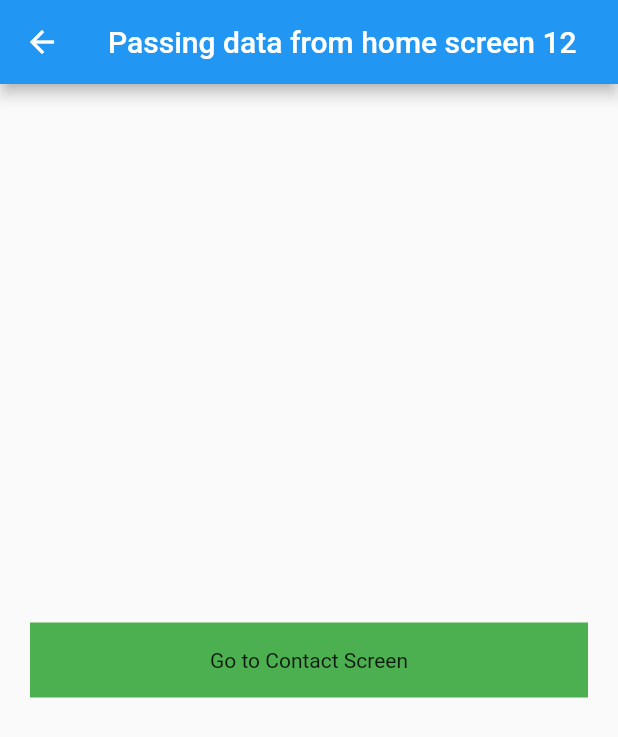
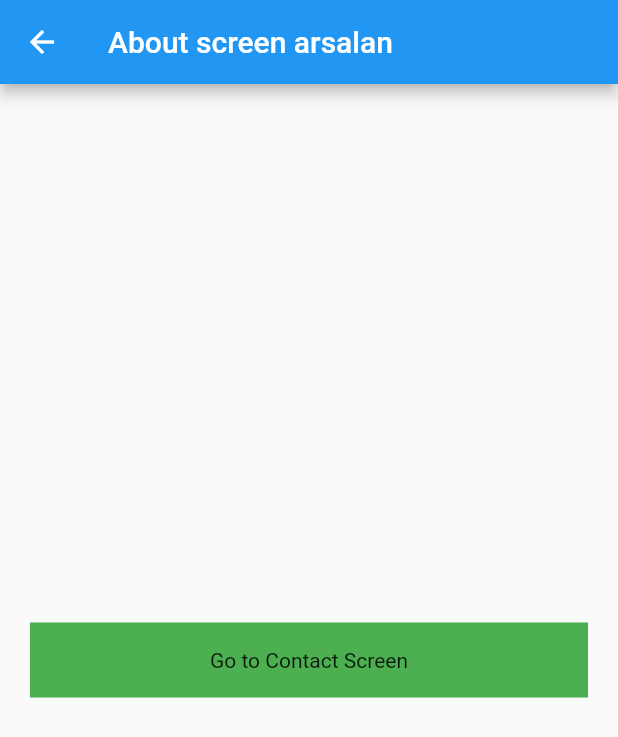
Before and after one commit to arsalan98m/flutter_navigation, a Flutter app: the screen it shows after launch, after a tap on "Got to About Screen", on a phone screen of 412 x 824 dp. Shown: the top 737 px of the screen. Run offline on Flutter 3.47's test engine with Material 2 defaults, Android fonts, the phone set to English and light mode, and no system bars.

Commit message:
named routes

```diff
--- a/lib/about_screen.dart
+++ b/lib/about_screen.dart
@@ -2,20 +2,19 @@ import 'package:flutter/material.dart';
 import 'package:flutter_navigation/contact_screen.dart';
 
 class AboutScreen extends StatelessWidget {
-  final String name;
-  final int num;
+  static const String routeName = "/about_screen";
 
   const AboutScreen({
     Key? key,
-    required this.name,
-    this.num = 2,
   }) : super(key: key);
 
   @override
   Widget build(BuildContext context) {
+    final arguments = ModalRoute.of(context)?.settings.arguments as Map;
+
     return Scaffold(
       appBar: AppBar(
-        title: Text("$name $num"),
+        title: Text("${arguments['title']} ${arguments['name']}"),
       ),
       body: SafeArea(
         child: Padding(
--- a/lib/contact_screen.dart
+++ b/lib/contact_screen.dart
@@ -1,6 +1,8 @@
 import 'package:flutter/material.dart';
 
 class ContactScreen extends StatelessWidget {
+  static const String routeName = "/contact_screen";
+
   const ContactScreen({Key? key}) : super(key: key);
 
   @override
--- a/lib/home_screen.dart
+++ b/lib/home_screen.dart
@@ -1,9 +1,10 @@
 import 'package:flutter/material.dart';
 import 'package:flutter_navigation/about_screen.dart';
 
-// Beginner or simple way navigation and also passign data from one screen to another
+// Named Routes
+class HomeScreen extends StatelessWidget {
+  static const String routeName = "/home_screen";
 
-class HomeScreen extends StatelessWidget {
   const HomeScreen({Key? key}) : super(key: key);
 
   @override
@@ -20,13 +21,14 @@ class HomeScreen extends StatelessWidget {
             children: <Widget>[
               InkWell(
                 onTap: () {
-                  Navigator.push(
-                      context,
-                      MaterialPageRoute(
-                          builder: (context) => const AboutScreen(
-                                name: 'Passing data from home screen',
-                                num: 12,
-                              )));
+                  Navigator.pushNamed(
+                    context,
+                    AboutScreen.routeName,
+                    arguments: {
+                      'name': 'arsalan',
+                      'title': 'About screen',
+                    },
+                  );
                 },
                 child: Container(
                   height: 50,
--- a/lib/main.dart
+++ b/lib/main.dart
@@ -1,4 +1,6 @@
 import 'package:flutter/material.dart';
+import 'package:flutter_navigation/about_screen.dart';
+import 'package:flutter_navigation/contact_screen.dart';
 import 'package:flutter_navigation/home_screen.dart';
 
 void main() {
@@ -12,20 +14,16 @@ class MyApp extends StatelessWidget {
   @override
   Widget build(BuildContext context) {
     return MaterialApp(
-      title: 'Flutter Demo',
+      title: 'Named Routes',
       theme: ThemeData(
-        // This is the theme of your application.
-        //
-        // Try running your application with "flutter run". You'll see the
-        // application has a blue toolbar. Then, without quitting the app, try
-        // changing the primarySwatch below to Colors.green and then invoke
-        // "hot reload" (press "r" in the console where you ran "flutter run",
-        // or simply save your changes to "hot reload" in a Flutter IDE).
-        // Notice that the counter didn't reset back to zero; the application
-        // is not restarted.
         primarySwatch: Colors.blue,
       ),
-      home: const HomeScreen(),
+      routes: {
+        HomeScreen.routeName: (context) => const HomeScreen(),
+        AboutScreen.routeName: (context) => const AboutScreen(),
+        ContactScreen.routeName: (context) => const ContactScreen(),
+      },
+      initialRoute: HomeScreen.routeName,
     );
   }
 }
```
